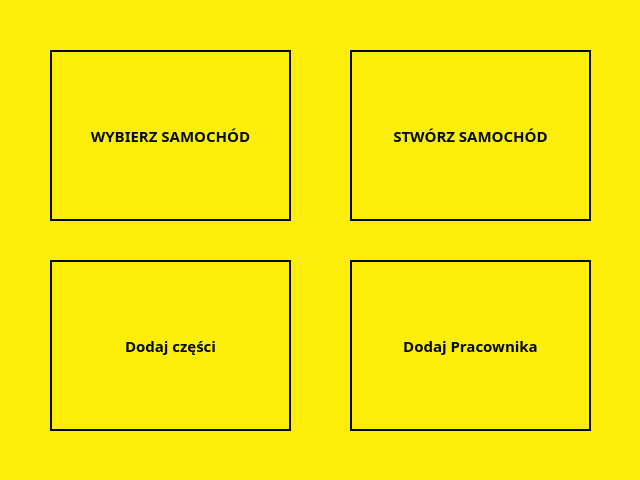
Before: the Qt Designer form mainwindow.ui in MystryDawid/Cars, drawn with Qt 5.
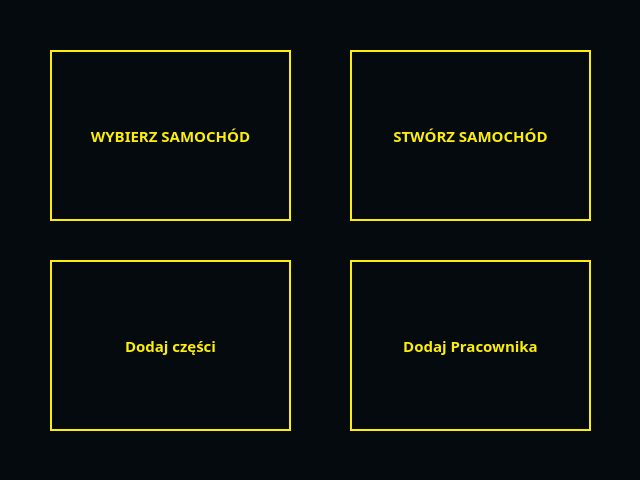
After: the same form once the commit is applied.

Patch:
```diff
--- a/mainwindow.ui
+++ b/mainwindow.ui
@@ -61,8 +61,8 @@
 }
 
 QWidget{
-background-color:#fcee09;
-color: #050a0e;
+background-color:#050a0e;
+color: #fcee09;
 font-family:Curier;
 }
 
@@ -83,13 +83,13 @@
 }
 
 QLineEdit{
- border: 2px solid #050a0e;
+ border: 2px solid #fcee09;
 color: #00f0ff;
 font-size:15px;;
 }
 
 QSpinBox, QDoubleSpinBox{
- border: 2px solid #050a0e;
+ border: 2px solid #fcee09;
   font-size:15px;
 }
 QLabel{
@@ -102,9 +102,9 @@
 }
 
 QPushButton{
-  border: 2px solid #050a0e;
-  background-color:  #fcee09;
-  color: #050a0e;
+  border: 2px solid #fcee09;
+  background-color:  #050a0e;
+  color:  #fcee09;
   font-size:15px;
   text-transform: uppercase;
   font-weight:bold;
@@ -115,7 +115,7 @@
 }
 
 QListWidget{
- border: 2px solid #050a0e;
+ border: 2px solid #fcee09;
  color:  #00f0ff;
 font-size:15px;;
 }</string>
```
